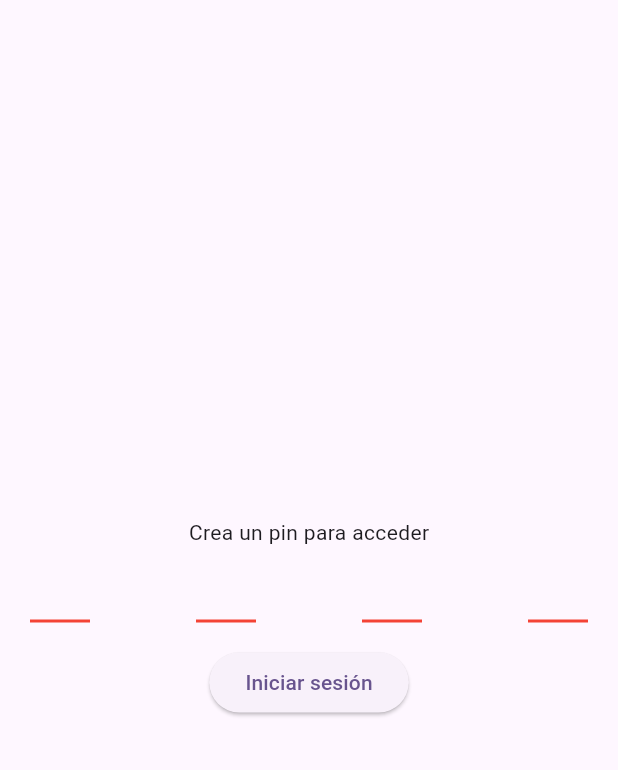
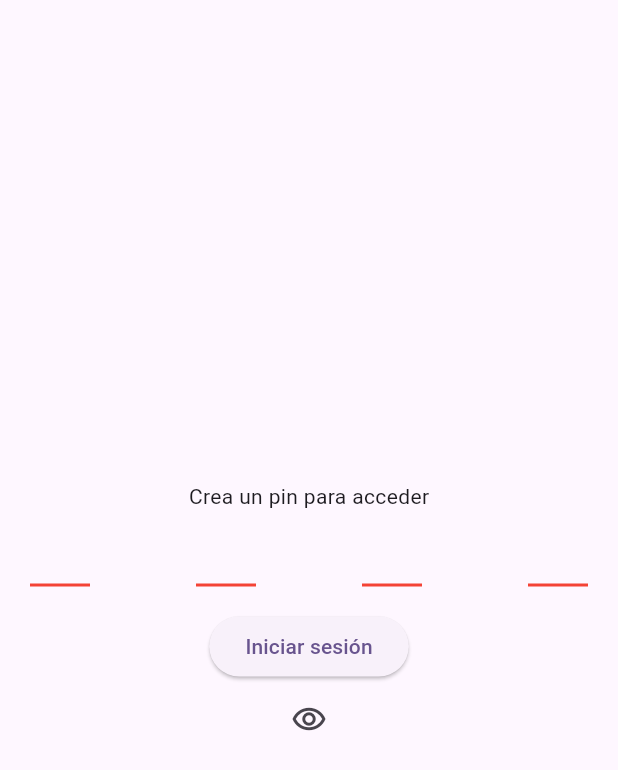
Before and after one commit to fguini/hogastos, a Flutter app: the UserLoginPage screen opened by its route, on a phone screen of 412 x 824 dp. Shown: the top 770 px of the screen. Run offline on Flutter 3.47's test engine with Material 3 defaults, Android fonts, the phone set to English and light mode, and no system bars; drawn by our look-alikes of pin_code_fields; our stand-ins replace flutter_secure_storage, local_auth; accounts and stored records are empty; generated files the repository leaves out were written again.

```diff
--- a/lib/components/public_pages/create_user/create_user_page.dart
+++ b/lib/components/public_pages/create_user/create_user_page.dart
@@ -117,6 +117,8 @@ class _CreateUserPageState extends State<CreateUserPage> {
           ),
           PinCodeTextField(
             appContext: context,
+            obscureText: true,
+            obscuringCharacter: '*',
             length: pinLength,
             controller: pinController,
             enabled: !_isLoading,
--- a/lib/components/public_pages/user_login/user_login_page.dart
+++ b/lib/components/public_pages/user_login/user_login_page.dart
@@ -1,12 +1,9 @@
 import 'package:flutter/material.dart';
-import 'package:flutter/services.dart';
 import 'package:flutter_gen/gen_l10n/app_localizations.dart';
 import 'package:hogastos/components/public_pages/page_without_appbar.dart';
 import 'package:hogastos/configurations/authentication.dart';
 import 'package:hogastos/configurations/routes.dart';
-import 'package:hogastos/configurations/user_settings.dart';
 import 'package:hogastos/constants/pin_length.dart';
-import 'package:hogastos/helpers/biometric_helper.dart';
 import 'package:hogastos/helpers/navigator_helper.dart';
 import 'package:pin_code_fields/pin_code_fields.dart';
 
@@ -75,6 +72,8 @@ class _UserLoginPageState extends State<UserLoginPage> {
           ),
           PinCodeTextField(
             appContext: context,
+            obscureText: true,
+            obscuringCharacter: '*',
             length: pinLength,
             controller: pinController,
             enabled: !_isLoading,
@@ -91,10 +90,17 @@ class _UserLoginPageState extends State<UserLoginPage> {
 
               return null;
             },
+            onCompleted: (_) => handlePinLogin()
           ),
           ElevatedButton(
             onPressed: _isLoading ? null : handlePinLogin,
             child: Text(AppLocalizations.of(context)!.actionsLogin),
+          ),
+          IconButton(
+            onPressed: () => initBiometricLogin(context),
+            icon: Icon(
+              Icons.remove_red_eye_outlined,
+            ),
           ),
         ],
       ),
```
